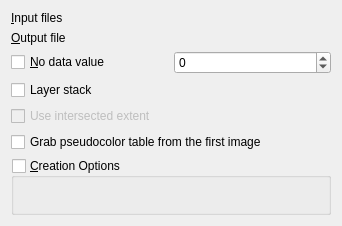
kadas-albireo/kadas-albireo, file python/plugins/GdalTools/tools/widgetMerge.ui: the form before one commit.
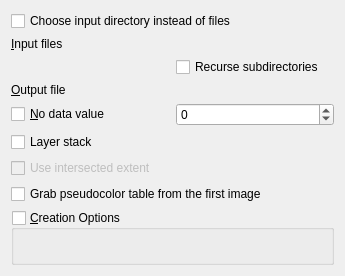
The form after the commit. Custom widgets are drawn as their Qt base class.

Commit message: allow to choose input directory in GdalTools Merge tool (fix #4930)

```diff
--- a/python/plugins/GdalTools/tools/widgetMerge.ui
+++ b/python/plugins/GdalTools/tools/widgetMerge.ui
@@ -6,8 +6,8 @@
    <rect>
     <x>0</x>
     <y>0</y>
-    <width>342</width>
-    <height>226</height>
+    <width>345</width>
+    <height>276</height>
    </rect>
   </property>
   <property name="sizePolicy">
@@ -22,7 +22,7 @@
   <layout class="QVBoxLayout" name="verticalLayout">
    <item>
     <layout class="QGridLayout" name="gridLayout">
-     <item row="0" column="0">
+     <item row="1" column="0">
       <widget class="QLabel" name="label">
        <property name="text">
         <string>&amp;Input files</string>
@@ -32,7 +32,7 @@
        </property>
       </widget>
      </item>
-     <item row="1" column="0">
+     <item row="3" column="0">
       <widget class="QLabel" name="label_2">
        <property name="text">
         <string>&amp;Output file</string>
@@ -42,14 +42,14 @@
        </property>
       </widget>
      </item>
-     <item row="2" column="0">
+     <item row="4" column="0">
       <widget class="QCheckBox" name="noDataCheck">
        <property name="text">
         <string>&amp;No data value</string>
        </property>
       </widget>
      </item>
-     <item row="2" column="1">
+     <item row="4" column="1">
       <widget class="QSpinBox" name="noDataSpin">
        <property name="minimum">
         <number>-100000</number>
@@ -59,12 +59,26 @@
        </property>
       </widget>
      </item>
-     <item row="0" column="1">
-      <widget class="GdalToolsInOutSelector" name="inSelector" native="true"/>
-     </item>
      <item row="1" column="1">
+      <widget class="GdalToolsInOutSelector" name="inSelector" native="true"/>
+     </item>
+     <item row="3" column="1">
       <widget class="GdalToolsInOutSelector" name="outSelector" native="true"/>
      </item>
+     <item row="0" column="0" colspan="2">
+      <widget class="QCheckBox" name="inputDirCheck">
+       <property name="text">
+        <string>Choose input directory instead of files</string>
+       </property>
+      </widget>
+     </item>
+     <item row="2" column="1">
+      <widget class="QCheckBox" name="recurseCheck">
+       <property name="text">
+        <string>Recurse subdirectories</string>
+       </property>
+      </widget>
+     </item>
     </layout>
    </item>
    <item>
```
The commit also changes 1 other file.
